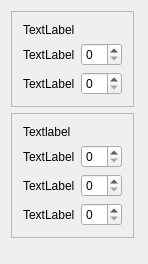
Before: the Qt Designer form APSavegameEditor/Stats.ui in odom11/ap_savegame_editor, drawn with Qt 5.
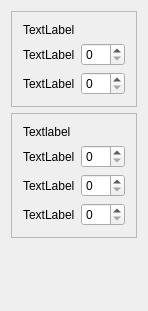
After: the same form once the commit is applied.

Commit message: made it unscrollable, fixed dialog label

```diff
--- a/APSavegameEditor/Stats.ui
+++ b/APSavegameEditor/Stats.ui
@@ -7,7 +7,7 @@
     <x>0</x>
     <y>0</y>
     <width>148</width>
-    <height>264</height>
+    <height>311</height>
    </rect>
   </property>
   <property name="sizePolicy">
@@ -23,7 +23,7 @@
    <item>
     <widget class="QFrame" name="generalFrame">
      <property name="sizePolicy">
-      <sizepolicy hsizetype="Fixed" vsizetype="Fixed">
+      <sizepolicy hsizetype="Minimum" vsizetype="Fixed">
        <horstretch>0</horstretch>
        <verstretch>0</verstretch>
       </sizepolicy>
@@ -68,7 +68,7 @@
    <item>
     <widget class="QFrame" name="dialogFrame">
      <property name="sizePolicy">
-      <sizepolicy hsizetype="Fixed" vsizetype="Fixed">
+      <sizepolicy hsizetype="Minimum" vsizetype="Fixed">
        <horstretch>0</horstretch>
        <verstretch>0</verstretch>
       </sizepolicy>
@@ -80,13 +80,6 @@
       <enum>QFrame::Raised</enum>
      </property>
      <layout class="QGridLayout" name="gridLayout">
-      <item row="0" column="0">
-       <widget class="QLabel" name="dialogLabel">
-        <property name="text">
-         <string>Textlabel</string>
-        </property>
-       </widget>
-      </item>
       <item row="3" column="0">
        <widget class="QLabel" name="profChosenLabel">
         <property name="text">
@@ -117,6 +110,13 @@
       <item row="3" column="1">
        <widget class="QSpinBox" name="profChosenValue"/>
       </item>
+      <item row="0" column="0" colspan="2">
+       <widget class="QLabel" name="dialogLabel">
+        <property name="text">
+         <string>Textlabel</string>
+        </property>
+       </widget>
+      </item>
      </layout>
     </widget>
    </item>
```
The commit also changes 3 other files.
